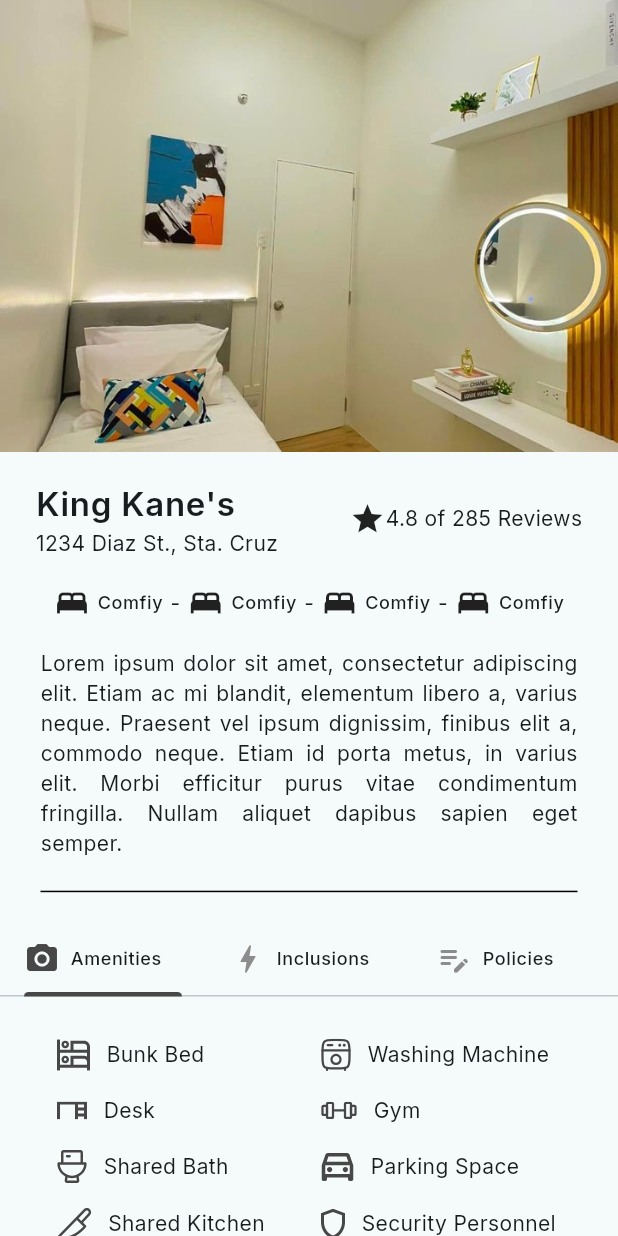
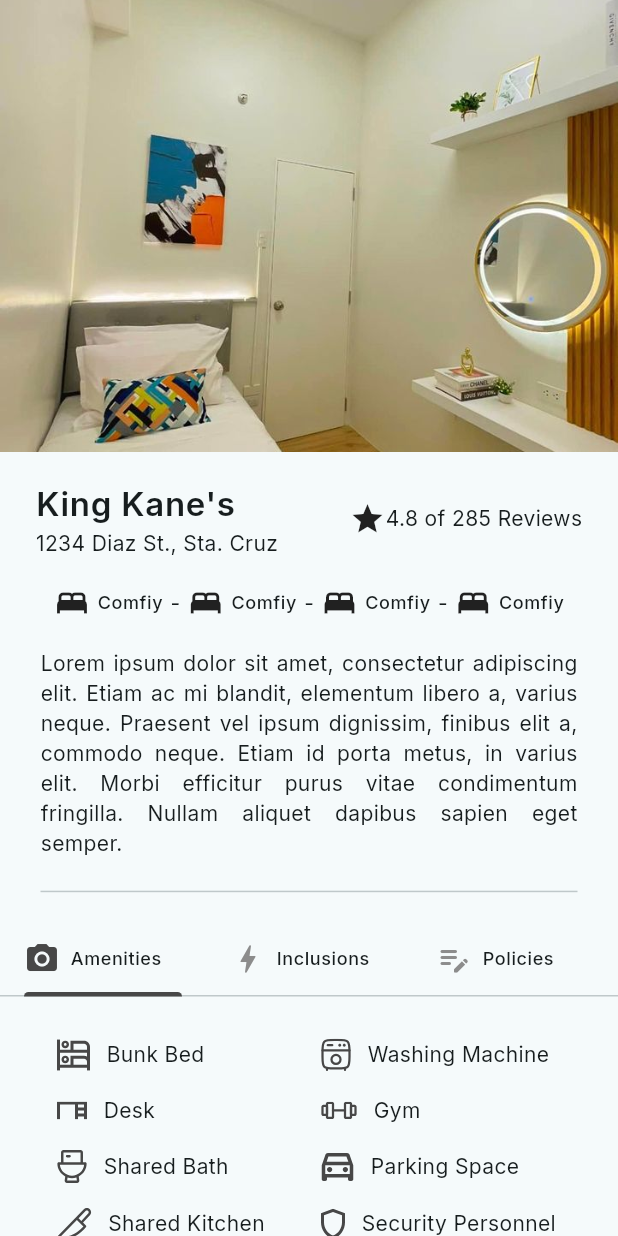
Before and after one commit to ringojuice03/dormhub, a Flutter app: the screen it shows after launch, after a tap on the "bookmark outline" icon, on a phone screen of 412 x 824 dp. Run offline on Flutter 3.47's test engine with Material 3 defaults, Android fonts, the phone set to English and light mode, and no system bars; drawn by our look-alikes of auto_size_text; our stand-ins replace flutter_svg, google_fonts.

Commit message:
ADJUST: to theme color

```diff
--- a/dorm_list/lib/pages/dormdetail_page.dart
+++ b/dorm_list/lib/pages/dormdetail_page.dart
@@ -39,7 +39,6 @@ class _MyHomePageState extends State<DormDetailPage>
               thickness: 1,
               indent: 27,
               endIndent: 27,
-              color: Colors.black,
             ),
             const SizedBox(height: 18),
             Container(
@@ -100,7 +99,6 @@ class _MyHomePageState extends State<DormDetailPage>
               thickness: 1,
               indent: 27,
               endIndent: 27,
-              color: Colors.black,
             ),
             SizedBox(height: 18),
             OwnerContact(), // Contact owner button
@@ -110,7 +108,6 @@ class _MyHomePageState extends State<DormDetailPage>
               thickness: 1,
               indent: 27,
               endIndent: 27,
-              color: Colors.black,
             ),
             SizedBox(height: 18),
             Map(), // Map proximity container
@@ -120,7 +117,6 @@ class _MyHomePageState extends State<DormDetailPage>
               thickness: 1,
               indent: 27,
               endIndent: 27,
-              color: Colors.black,
             ),
             SizedBox(height: 18),
             Reviews(
@@ -181,7 +177,7 @@ class Checkout extends StatelessWidget {
             SizedBox(width: 92),
             TextButton(
               style: TextButton.styleFrom(
-                backgroundColor: Colors.black87,
+                backgroundColor: Color(0xFF474747),
                 foregroundColor: Colors.white,
                 minimumSize: Size(180, 52),
                 shape: RoundedRectangleBorder(
@@ -262,7 +258,7 @@ class Map extends StatelessWidget {
           decoration: BoxDecoration(
             borderRadius: BorderRadius.circular(11),
             border: Border.all(
-              color: Colors.black,
+              color: Color(0xFF474747),
               width: 1,
             ),
           ),
@@ -297,7 +293,7 @@ class OwnerContact extends StatelessWidget {
         child: IntrinsicWidth(
           child: OutlinedButton(
             style: OutlinedButton.styleFrom(
-              foregroundColor: Colors.black87,
+              foregroundColor: Color(0xFF474747),
               minimumSize: Size(200, 85),
               shape: RoundedRectangleBorder(
                 borderRadius: BorderRadius.circular(11),
@@ -307,7 +303,7 @@ class OwnerContact extends StatelessWidget {
             child: Row(
               children: [
                 CircleAvatar(
-                  backgroundColor: Colors.black,
+                  backgroundColor: Color(0xFF474747),
                   radius: 26,
                 ),
                 SizedBox(
@@ -418,7 +414,7 @@ class Review1 extends StatelessWidget {
               width: 27,
             ),
             const CircleAvatar(
-              backgroundColor: Colors.black,
+              backgroundColor: Color(0xFF474747),
               radius: 26,
             ),
             SizedBox(width: 15),
```
